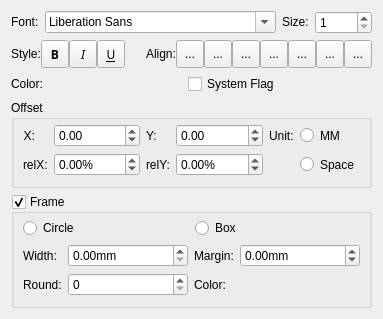
Qt form mscore/mscore/textproperties.ui (musescore/musescore-old) before a commit.
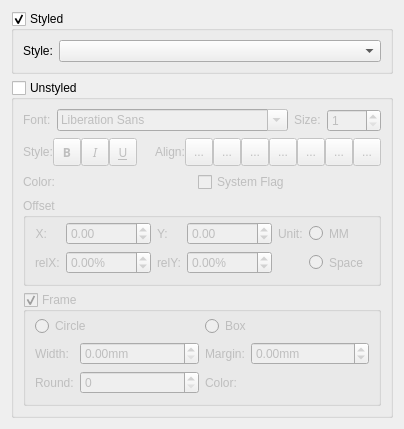
The same form after that commit. Icons and pictures are not drawn. Custom widgets are drawn as their Qt base class.

```diff
--- a/mscore/mscore/textproperties.ui
+++ b/mscore/mscore/textproperties.ui
@@ -6,13 +6,53 @@
    <rect>
     <x>0</x>
     <y>0</y>
-    <width>383</width>
-    <height>300</height>
+    <width>397</width>
+    <height>403</height>
    </rect>
   </property>
   <property name="windowTitle">
    <string>Form</string>
   </property>
+  <layout class="QVBoxLayout" name="verticalLayout_3">
+   <item>
+    <widget class="QGroupBox" name="styledGroup">
+     <property name="title">
+      <string>Styled</string>
+     </property>
+     <property name="checkable">
+      <bool>true</bool>
+     </property>
+     <layout class="QHBoxLayout" name="horizontalLayout_2">
+      <item>
+       <widget class="QLabel" name="label">
+        <property name="sizePolicy">
+         <sizepolicy hsizetype="Fixed" vsizetype="Fixed">
+          <horstretch>0</horstretch>
+          <verstretch>0</verstretch>
+         </sizepolicy>
+        </property>
+        <property name="text">
+         <string>Style:</string>
+        </property>
+       </widget>
+      </item>
+      <item>
+       <widget class="QComboBox" name="styles"/>
+      </item>
+     </layout>
+    </widget>
+   </item>
+   <item>
+    <widget class="QGroupBox" name="unstyledGroup">
+     <property name="title">
+      <string>Unstyled</string>
+     </property>
+     <property name="checkable">
+      <bool>true</bool>
+     </property>
+     <property name="checked">
+      <bool>false</bool>
+     </property>
   <layout class="QVBoxLayout" name="verticalLayout">
    <item>
     <layout class="QHBoxLayout" name="horizontalLayout_6">
@@ -778,6 +818,22 @@
          </widget>
         </item>
        </layout>
+         </item>
+        </layout>
+       </widget>
+      </item>
+      <item>
+       <spacer name="verticalSpacer">
+        <property name="orientation">
+         <enum>Qt::Vertical</enum>
+        </property>
+        <property name="sizeHint" stdset="0">
+         <size>
+          <width>20</width>
+          <height>40</height>
+         </size>
+        </property>
+       </spacer>
       </item>
      </layout>
     </widget>
```
Left out of the diff: 4 changed lines with no effect on the pictures. Lines whose indentation alone changed are shown as unchanged.
